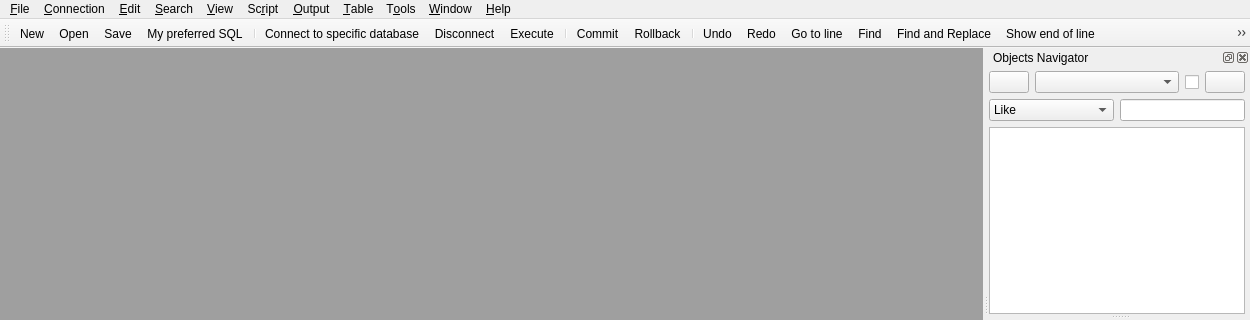
Old version of the form source/qtdesigner/MSql_editor_win1_ui.ui in the repository MValaguz/MSql; both pictures show x 0 to 1250 and y 0 to 320 of the 1250 by 581 pixel window.
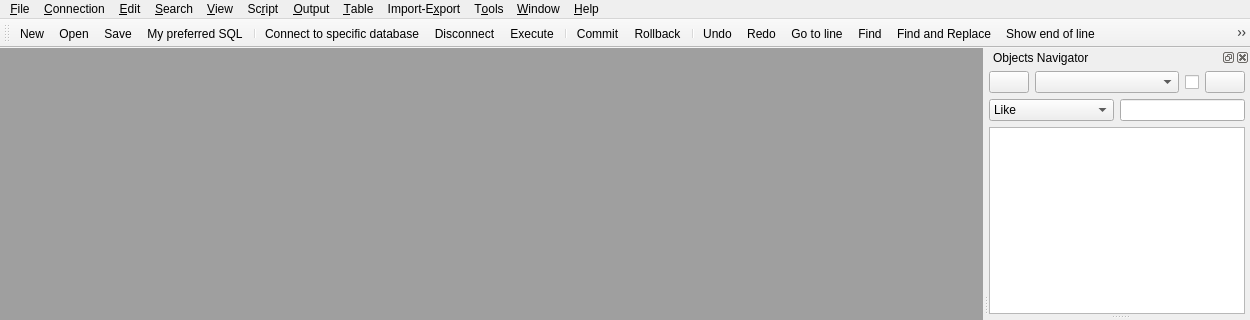
New version of the form. Icons and pictures are not drawn. Custom widgets are drawn as their Qt base class.

Patch:
```diff
--- a/source/qtdesigner/MSql_editor_win1_ui.ui
+++ b/source/qtdesigner/MSql_editor_win1_ui.ui
@@ -221,6 +221,17 @@
     <addaction name="actionRemove"/>
     <addaction name="actionSearchNext"/>
    </widget>
+   <widget class="QMenu" name="menuImport_Export">
+    <property name="title">
+     <string>Import-E&amp;xport</string>
+    </property>
+    <addaction name="actionOracle_to_SQLite"/>
+    <addaction name="actionSQLite_to_Excel"/>
+    <addaction name="actionExcel_to_Oracle"/>
+    <addaction name="actionSQLite_to_Oracle"/>
+    <addaction name="separator"/>
+    <addaction name="actionSQLite_viewer"/>
+   </widget>
    <addaction name="menuFiles"/>
    <addaction name="menuServer"/>
    <addaction name="menuEdit"/>
@@ -229,6 +240,7 @@
    <addaction name="menuRun"/>
    <addaction name="menuSql"/>
    <addaction name="menuAdvanced"/>
+   <addaction name="menuImport_Export"/>
    <addaction name="menuTools"/>
    <addaction name="menuWindow"/>
    <addaction name="menuHelp"/>
```
Left out of the diff: 58 changed lines with no effect on the pictures.
